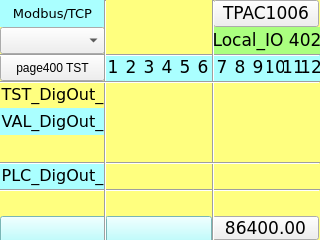
Above: TPAC1006/Local_IO_HMI/page402.ui from MECTsrl/mect_apps before the change. Below: the same form after it.
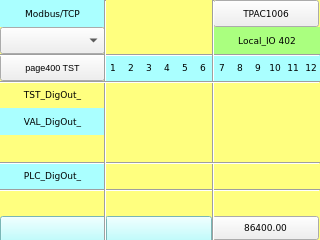
That is the form after the change. Custom widgets are drawn as their Qt base class.

Patch:
```diff
--- a/TPAC1006/Local_IO_HMI/page402.ui
+++ b/TPAC1006/Local_IO_HMI/page402.ui
@@ -43,7 +43,7 @@
    <property name="font">
     <font>
      <family>DejaVu Sans Mono</family>
-     <pointsize>10</pointsize>
+     <pointsize>7</pointsize>
     </font>
    </property>
    <property name="orientation">
@@ -81,7 +81,7 @@
    <property name="font">
     <font>
      <family>DejaVu Sans</family>
-     <pointsize>13</pointsize>
+     <pointsize>7</pointsize>
     </font>
    </property>
    <property name="checkable">
@@ -150,7 +150,7 @@
    <property name="font">
     <font>
      <family>DejaVu Sans</family>
-     <pointsize>13</pointsize>
+     <pointsize>7</pointsize>
     </font>
    </property>
    <property name="styleSheet">
@@ -175,7 +175,7 @@
    <property name="font">
     <font>
      <family>DejaVu Sans</family>
-     <pointsize>13</pointsize>
+     <pointsize>7</pointsize>
     </font>
    </property>
    <property name="styleSheet">
@@ -200,7 +200,7 @@
    <property name="font">
     <font>
      <family>DejaVu Sans</family>
-     <pointsize>13</pointsize>
+     <pointsize>7</pointsize>
     </font>
    </property>
    <property name="styleSheet">
@@ -225,7 +225,7 @@
    <property name="font">
     <font>
      <family>DejaVu Sans</family>
-     <pointsize>13</pointsize>
+     <pointsize>7</pointsize>
     </font>
    </property>
    <property name="styleSheet">
@@ -250,7 +250,7 @@
    <property name="font">
     <font>
      <family>DejaVu Sans</family>
-     <pointsize>13</pointsize>
+     <pointsize>7</pointsize>
     </font>
    </property>
    <property name="styleSheet">
@@ -275,7 +275,7 @@
    <property name="font">
     <font>
      <family>DejaVu Sans</family>
-     <pointsize>13</pointsize>
+     <pointsize>7</pointsize>
     </font>
    </property>
    <property name="styleSheet">
@@ -300,7 +300,7 @@
    <property name="font">
     <font>
      <family>DejaVu Sans</family>
-     <pointsize>13</pointsize>
+     <pointsize>7</pointsize>
     </font>
    </property>
    <property name="styleSheet">
@@ -325,7 +325,7 @@
    <property name="font">
     <font>
      <family>DejaVu Sans</family>
-     <pointsize>13</pointsize>
+     <pointsize>7</pointsize>
     </font>
    </property>
    <property name="styleSheet">
@@ -350,7 +350,7 @@
    <property name="font">
     <font>
      <family>DejaVu Sans</family>
-     <pointsize>13</pointsize>
+     <pointsize>7</pointsize>
     </font>
    </property>
    <property name="styleSheet">
@@ -427,7 +427,7 @@
    <property name="font">
     <font>
      <family>DejaVu Sans</family>
-     <pointsize>13</pointsize>
+     <pointsize>7</pointsize>
     </font>
    </property>
    <property name="styleSheet">
@@ -452,7 +452,7 @@
    <property name="font">
     <font>
      <family>DejaVu Sans</family>
-     <pointsize>13</pointsize>
+     <pointsize>7</pointsize>
     </font>
    </property>
    <property name="styleSheet">
@@ -474,6 +474,11 @@
      <height>27</height>
     </rect>
    </property>
+   <property name="font">
+    <font>
+     <pointsize>7</pointsize>
+    </font>
+   </property>
    <property name="toolTip">
     <string/>
    </property>
@@ -582,7 +587,7 @@
    <property name="font">
     <font>
      <family>DejaVu Sans</family>
-     <pointsize>13</pointsize>
+     <pointsize>7</pointsize>
     </font>
    </property>
    <property name="styleSheet">
@@ -607,7 +612,7 @@
    <property name="font">
     <font>
      <family>DejaVu Sans</family>
-     <pointsize>13</pointsize>
+     <pointsize>7</pointsize>
     </font>
    </property>
    <property name="text">
@@ -663,7 +668,7 @@
    <property name="font">
     <font>
      <family>DejaVu Sans</family>
-     <pointsize>13</pointsize>
+     <pointsize>7</pointsize>
     </font>
    </property>
    <property name="styleSheet">
@@ -688,7 +693,7 @@
    <property name="font">
     <font>
      <family>DejaVu Sans</family>
-     <pointsize>12</pointsize>
+     <pointsize>7</pointsize>
     </font>
    </property>
    <property name="styleSheet">
@@ -713,7 +718,7 @@
    <property name="font">
     <font>
      <family>DejaVu Sans</family>
-     <pointsize>12</pointsize>
+     <pointsize>7</pointsize>
     </font>
    </property>
    <property name="styleSheet">
@@ -790,7 +795,7 @@
    <property name="font">
     <font>
      <family>DejaVu Sans</family>
-     <pointsize>12</pointsize>
+     <pointsize>7</pointsize>
     </font>
    </property>
    <property name="styleSheet">
@@ -2164,7 +2169,7 @@
    <property name="font">
     <font>
      <family>DejaVu Sans</family>
-     <pointsize>10</pointsize>
+     <pointsize>7</pointsize>
     </font>
    </property>
    <property name="styleSheet">
```
Left out of the diff: 28 changed lines with no effect on the pictures.
